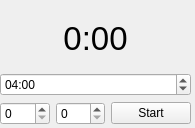
First picture: the form in ui/main.ui, repository disbeliever/tabata, before the edit.
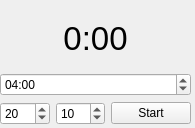
Second picture: the form after the edit.

```diff
--- a/ui/main.ui
+++ b/ui/main.ui
@@ -62,10 +62,18 @@
      <item>
       <layout class="QHBoxLayout" name="horizontalLayout">
        <item>
-        <widget class="QSpinBox" name="spinBoxInterval"/>
+        <widget class="QSpinBox" name="spinBoxInterval">
+         <property name="value">
+          <number>20</number>
+         </property>
+        </widget>
        </item>
        <item>
-        <widget class="QSpinBox" name="spinBoxPause"/>
+        <widget class="QSpinBox" name="spinBoxPause">
+         <property name="value">
+          <number>10</number>
+         </property>
+        </widget>
        </item>
        <item>
         <widget class="QPushButton" name="startButton">
```
Left out of the diff: 6 changed lines with no effect on the pictures.
